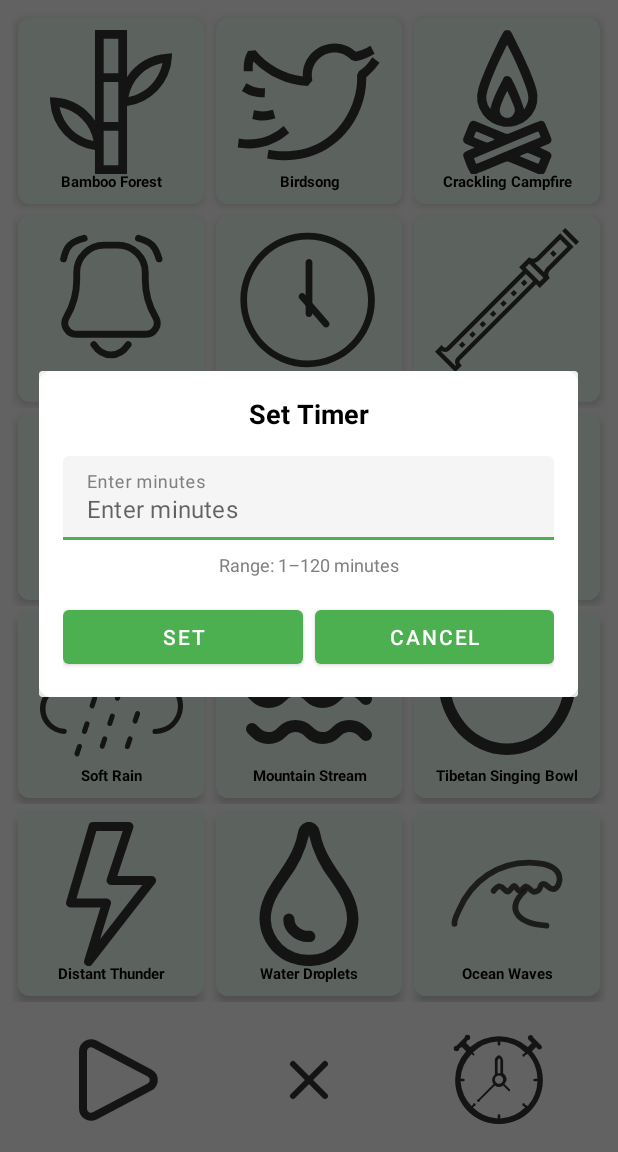
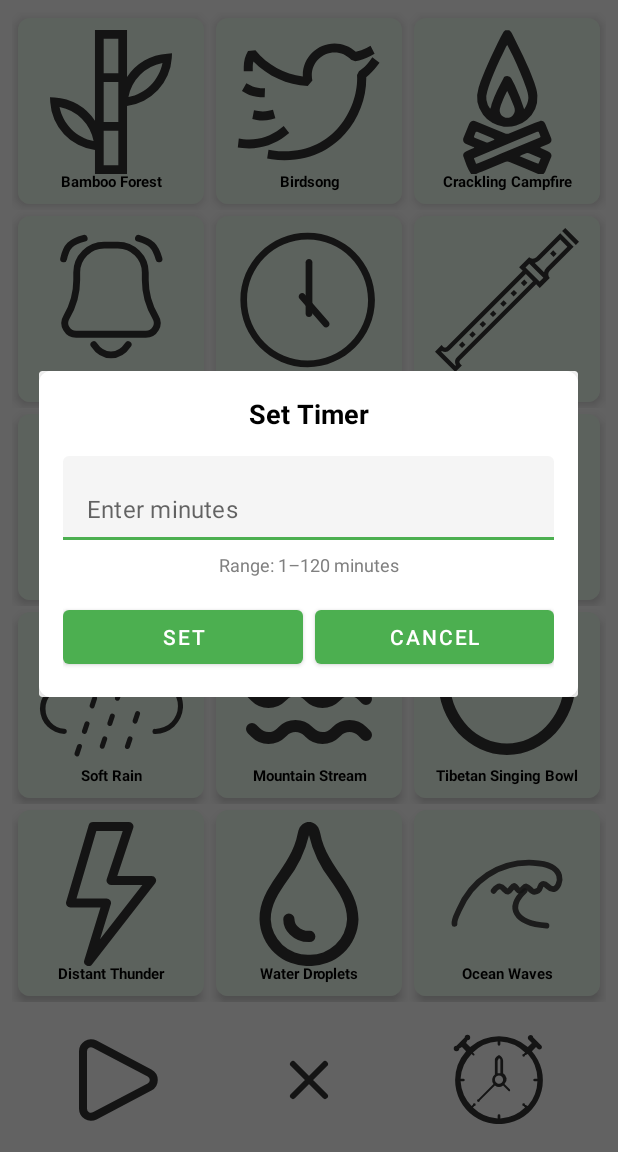
Before and after one commit to anilanvesh/Naturo, an Android app: the screen it shows after launch (MainActivity), after a tap on "Set Timer", on a phone screen of 412 x 824 dp, the part 84-1236 px from its top. Run offline under Robolectric (Android 15) with nearby library versions, the phone set to English and light mode, and no system bars.

Commit message:
06-12-2024

```diff
--- a/app/src/main/res/layout/timer_popup.xml
+++ b/app/src/main/res/layout/timer_popup.xml
@@ -39,11 +39,10 @@
             android:layout_width="0dp"
             android:layout_height="wrap_content"
             android:layout_marginTop="16dp"
-            android:hint="@string/enter_minutes"
             android:maxWidth="488dp"
             app:hintTextColor="#808080"
             style="@style/Widget.MaterialComponents.TextInputLayout.FilledBox"
-            app:hintAnimationEnabled="true"
+            app:hintEnabled="false"
             app:boxBackgroundColor="#F5F5F5"
             app:layout_constraintEnd_toEndOf="parent"
             app:layout_constraintStart_toStartOf="parent"
@@ -59,6 +58,7 @@
                 android:maxWidth="488dp"
                 android:textColor="#000000"
                 android:background="@null"
+                android:hint="@string/enter_minutes"
                 android:importantForAccessibility="yes"
                 tools:targetApi="34"/>
 
```
